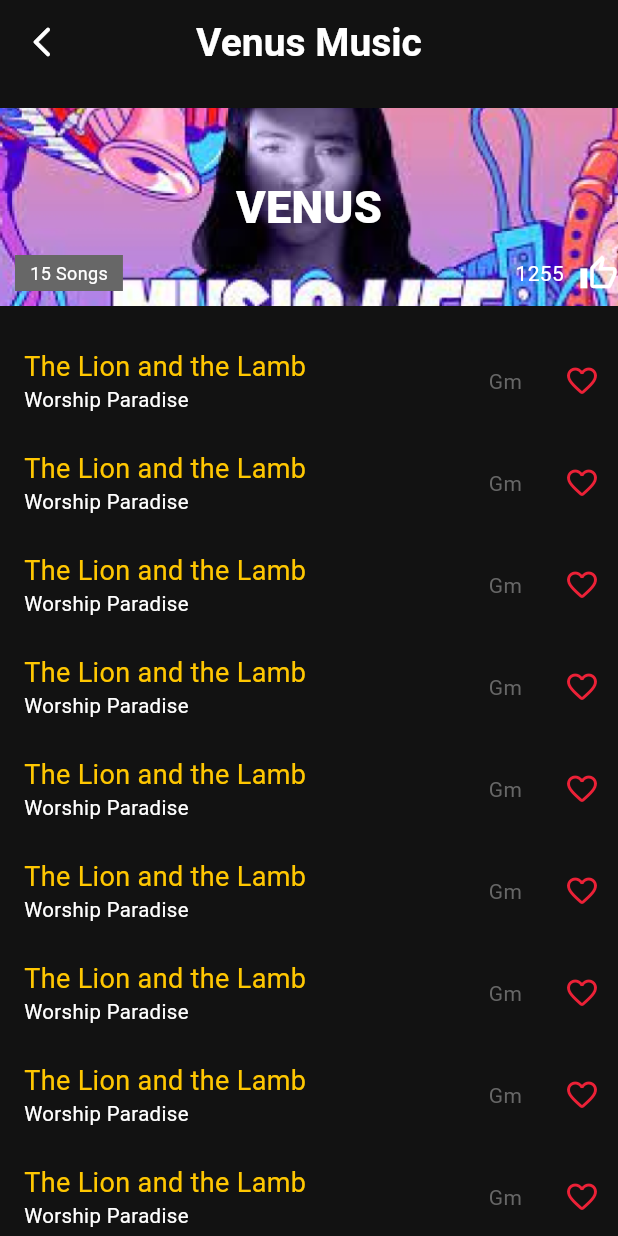
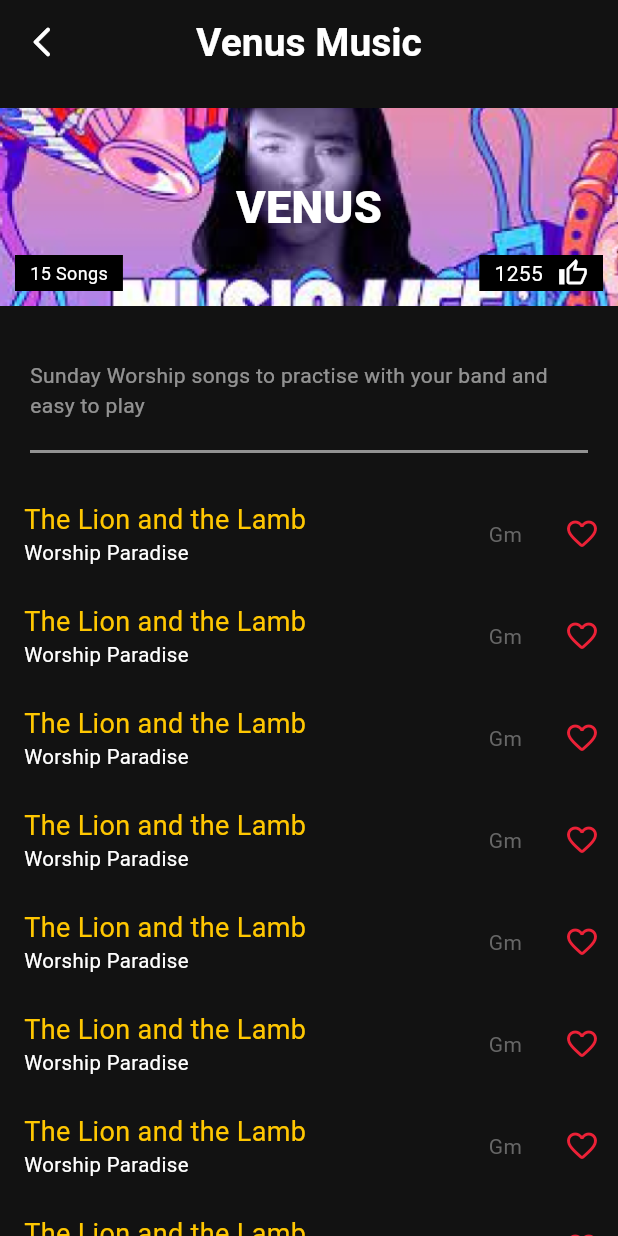
Before and after one commit to manglesh-0605/chords-app, a Flutter app: the CollectionView screen opened directly, on a phone screen of 412 x 824 dp. Run offline on Flutter 3.47's test engine with Material 3 defaults, Android fonts, the light colour scheme and no system bars; our stand-ins replace flutter_screenutil.

Commit message:
Changes in UI

```diff
--- a/lib/view/search/collection_view.dart
+++ b/lib/view/search/collection_view.dart
@@ -40,7 +40,7 @@ class CollectionView extends StatelessWidget {
                     Container(
                       height: 24.h,
                       alignment: Alignment.center,
-                      color: AppColors.grey,
+                      color: AppColors.black,
                       margin: EdgeInsets.symmetric(
                           horizontal: 10.w, vertical: 10.h),
                       padding: EdgeInsets.symmetric(horizontal: 10.w),
@@ -51,22 +51,48 @@ class CollectionView extends StatelessWidget {
                       ),
                     ),
                     const Spacer(),
+                    Container(
+                        height: 24.h,
+                        alignment: Alignment.center,
+                        color: AppColors.black,
+                        margin: EdgeInsets.symmetric(
+                            horizontal: 10.w, vertical: 10.h),
+                        padding: EdgeInsets.symmetric(horizontal: 10.w),
+                        child: Row(
+                          children: [
                             Text(
                               "1255",
-                      style:
-                          textStyle(fontSize: 14.sp, weight: FontWeight.w400),
+                              style: textStyle(
+                                  fontSize: 14.sp, weight: FontWeight.w400),
                             ),
                             spaceWidth(10.w),
                             Icon(
                               Icons.thumb_up_outlined,
                               color: AppColors.white,
-                      size: 26.r,
+                              size: 20.r,
                             )
+                          ],
+                        )),
                   ],
                 ),
               ],
             ),
             spaceHeight(),
+            Container(
+              decoration: BoxDecoration(
+                border: Border(
+                  bottom: BorderSide(
+                    color: Colors.white54, // Color of the border
+                    width: 2.0, // Width of the border
+                  ),
+                ),
+              ),
+              margin: const EdgeInsets.all(20.0),
+              padding: const EdgeInsets.only(bottom: 20.0),
+              child: Text(
+                  "Sunday Worship songs to practise with your band and easy to play",
+                  style: TextStyle(color: Colors.white54,)),
+            ),
             ListView.builder(
                 itemCount: 10,
                 physics: const NeverScrollableScrollPhysics(),
```
Also changed, not shown: lib/view/playlist/resources.dart (+27 -1 lines). Lines whose indentation alone changed are shown as unchanged.
